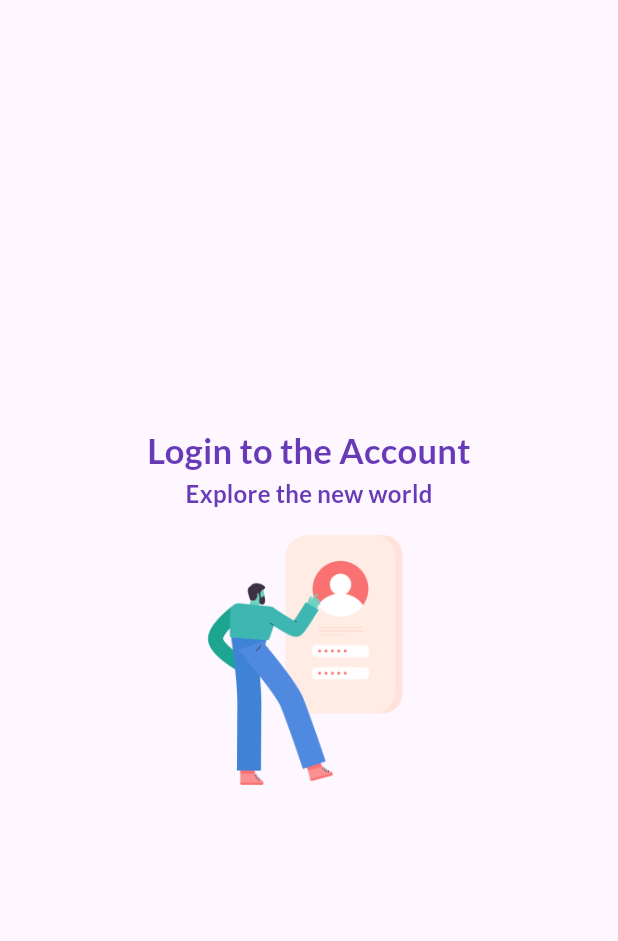
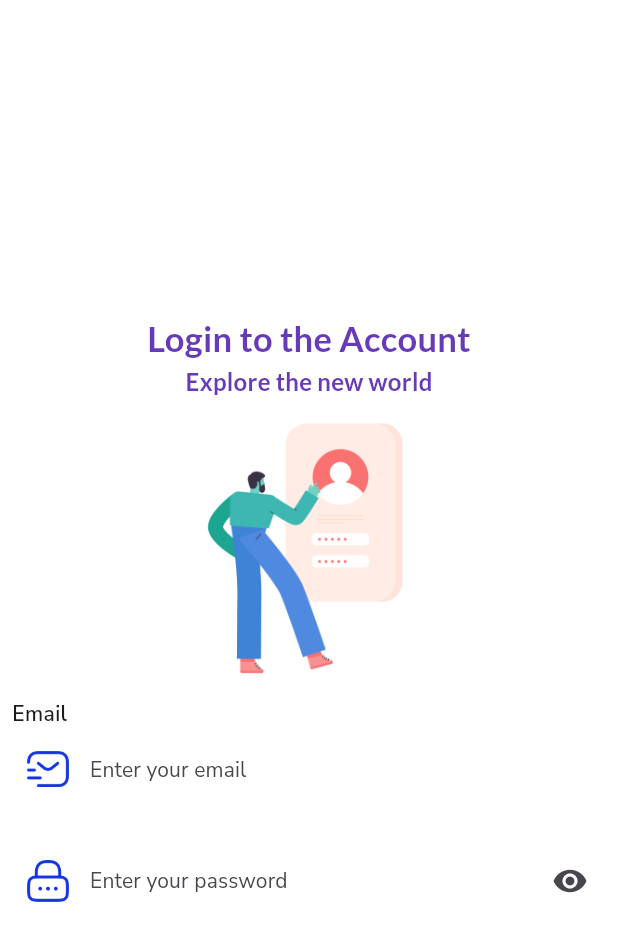
Before and after one commit to ankins0217/mac_store_app, a Flutter app: the screen it shows after launch, on a phone screen of 412 x 824 dp. Shown: the top 941 px of the screen. Run offline on Flutter 3.47's test engine with Material 3 defaults, Android fonts, the phone set to English and light mode, and no system bars; our stand-ins replace google_fonts.

Commit message:
Commit till lecture 7

```diff
--- a/lib/main.dart
+++ b/lib/main.dart
@@ -12,6 +12,7 @@ class MyApp extends StatelessWidget {
   @override
   Widget build(BuildContext context) {
     return MaterialApp(
+      debugShowCheckedModeBanner: false,
       title: 'Flutter Demo',
       theme: ThemeData(
         // This is the theme of your application.
--- a/lib/views/screens/authentication_screens/login_screen.dart
+++ b/lib/views/screens/authentication_screens/login_screen.dart
@@ -7,7 +7,10 @@ class LoginScreen extends StatelessWidget {
   @override
   Widget build(BuildContext context) {
     return Scaffold(
-      body: Center(
+      backgroundColor: Colors.white.withValues(alpha: 0.95),
+      body: Padding(
+        padding: const EdgeInsets.all(8.0),
+        child: Center(
           child: Column(
             mainAxisAlignment: MainAxisAlignment.center,
             children: [
@@ -36,7 +39,71 @@ class LoginScreen extends StatelessWidget {
                 width: 200,
                 height: 200,
               ),
+
+              Align(
+                alignment: Alignment.topLeft,
+                child: Text(
+                  "Email",
+                  style: GoogleFonts.getFont(
+                    "Nunito Sans",
+                    fontWeight: FontWeight.w600,
+                  ),
+                ),
+              ),
+              TextFormField(
+                decoration: InputDecoration(
+                  fillColor: Colors.white,
+                  filled: true,
+                  border: OutlineInputBorder(
+                    borderRadius: BorderRadius.circular(9),
+                  ),
+                  focusedBorder: InputBorder.none,
+                  enabledBorder: InputBorder.none,
+                  labelText: "Enter your email",
+                  labelStyle: GoogleFonts.getFont(
+                    "Nunito Sans",
+                    fontSize: 14,
+                    letterSpacing: 0.1,
+                  ),
+                  prefixIcon: Padding(
+                    padding: const EdgeInsets.all(10.0),
+                    child: Image.asset(
+                      'assets/icons/email.png',
+                      width: 20,
+                      height: 20,
+                    ),
+                  ),
+                ),
+              ),
+              SizedBox(height: 20),
+              TextFormField(
+                decoration: InputDecoration(
+                  fillColor: Colors.white,
+                  filled: true,
+                  border: OutlineInputBorder(
+                    borderRadius: BorderRadius.circular(9),
+                  ),
+                  focusedBorder: InputBorder.none,
+                  enabledBorder: InputBorder.none,
+                  labelText: "Enter your password",
+                  labelStyle: GoogleFonts.getFont(
+                    "Nunito Sans",
+                    fontSize: 14,
+                    letterSpacing: 0.1,
+                  ),
+                  prefixIcon: Padding(
+                    padding: const EdgeInsets.all(10.0),
+                    child: Image.asset(
+                      'assets/icons/password.png',
+                      width: 20,
+                      height: 20,
+                    ),
+                  ),
+                  suffixIcon: Icon(Icons.visibility),
+                ),
+              ),
             ],
+          ),
         ),
       ),
     );
```
Lines whose indentation alone changed are shown as unchanged.
